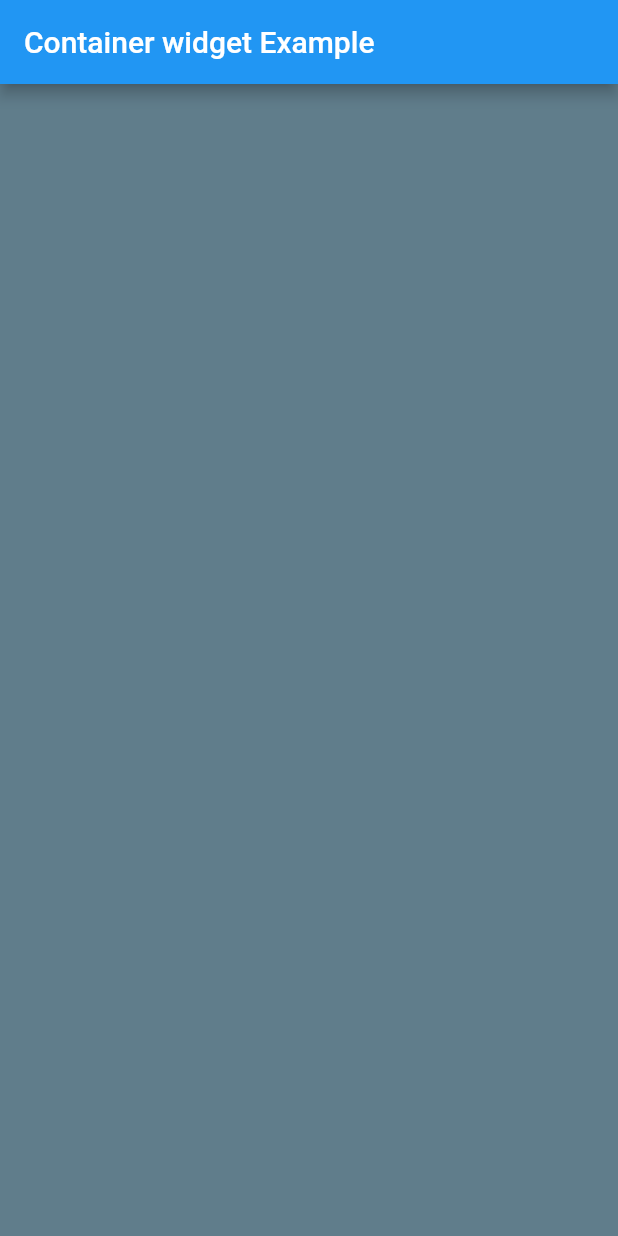
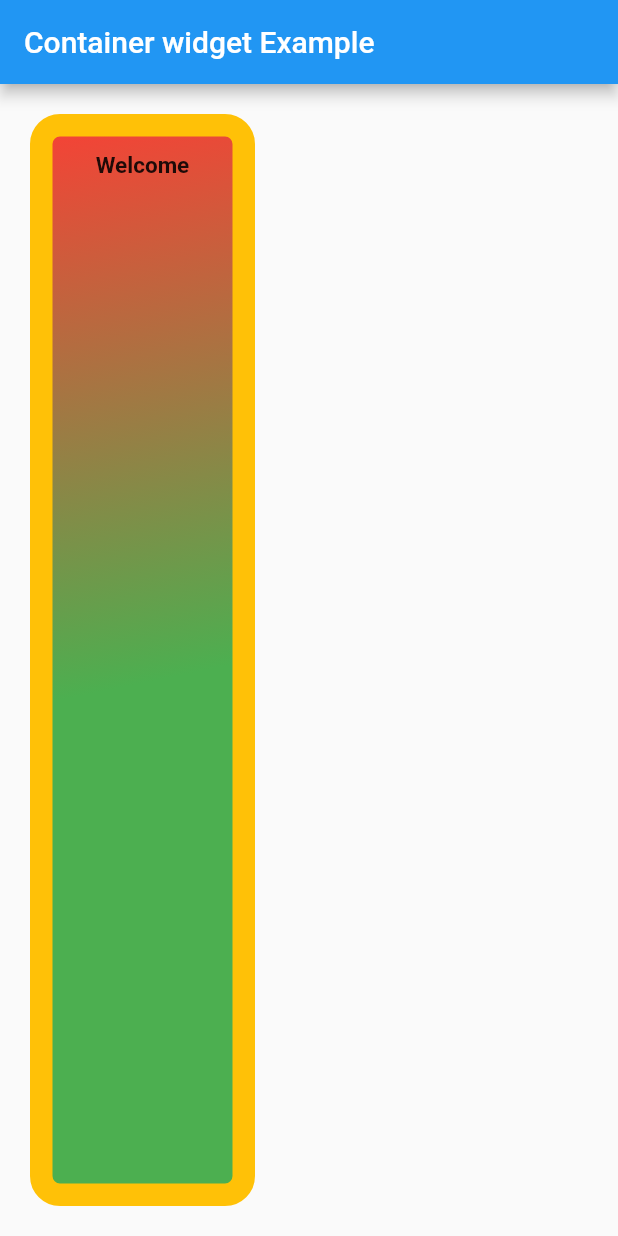
Before and after one commit to nii-ne/myapp, a Flutter app: the screen it shows after launch, on a phone screen of 412 x 824 dp. Run offline on Flutter 3.47's test engine with Material 2 defaults, Android fonts, the phone set to English and light mode, and no system bars.

Commit message:
set style container

```diff
--- a/lib/main.dart
+++ b/lib/main.dart
@@ -11,7 +11,25 @@ class MyApp extends StatelessWidget {
         appBar: AppBar(
           title: Text("Container widget Example"),
         ),
-        body: Container(color: Colors.blueGrey, ),
+        body: Container(
+          //color: Colors.blueGrey,
+          padding: EdgeInsets.all(10),
+          margin: EdgeInsets.all(20),
+          constraints: BoxConstraints.expand(width: 150),
+          alignment: Alignment.topCenter,
+          child: Text(
+            "Welcome",
+            style: TextStyle(fontWeight: FontWeight.bold, fontSize: 15),
+          ),
+          decoration: BoxDecoration(
+              color: Colors.grey,
+              border: Border.all(
+                  width: 15, color: Colors.amber, style: BorderStyle.solid),
+              borderRadius: BorderRadius.circular(20),
+              gradient: LinearGradient(
+                  colors: [Colors.red, Colors.green],
+                  begin: Alignment.topCenter)),
+        ),
       ),
     );
   }
```
